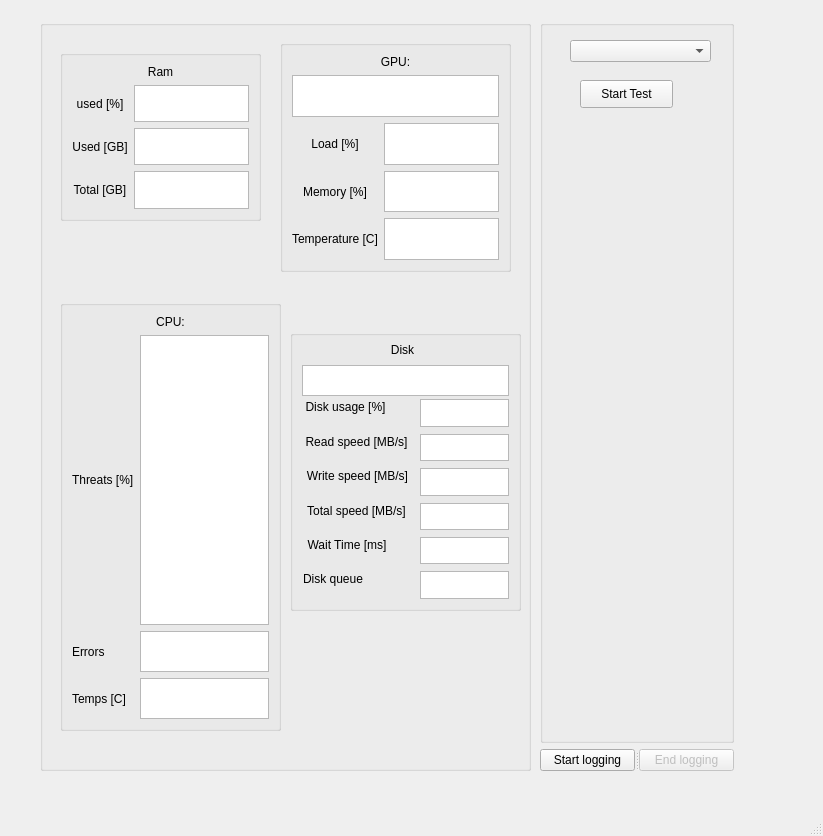
Before: the Qt Designer form gui.ui in Janders8/resource-monitor, drawn with Qt 5.
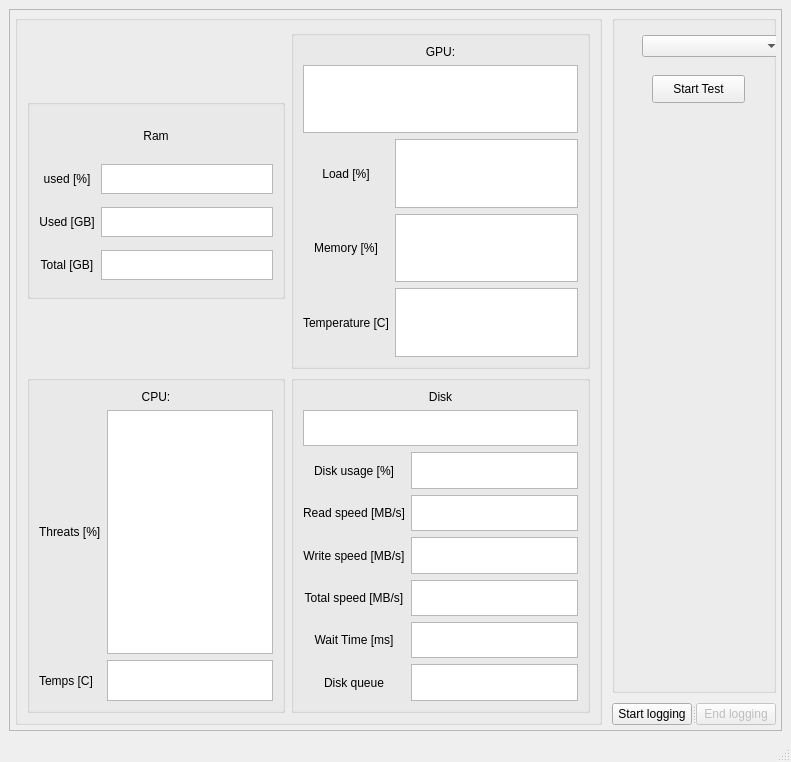
After: the same form once the commit is applied.

Commit message: gui rework and exceptions fix

What changed in the file:
```diff
--- a/gui.ui
+++ b/gui.ui
@@ -6,8 +6,8 @@
    <rect>
     <x>0</x>
     <y>0</y>
-    <width>823</width>
-    <height>836</height>
+    <width>791</width>
+    <height>762</height>
    </rect>
   </property>
   <property name="mouseTracking">
@@ -17,609 +17,525 @@
    <string>MainWindow</string>
   </property>
   <widget class="QWidget" name="centralwidget">
-   <widget class="QGroupBox" name="groupBox_5">
-    <property name="enabled">
-     <bool>true</bool>
-    </property>
-    <property name="geometry">
-     <rect>
-      <x>40</x>
-      <y>20</y>
-      <width>491</width>
-      <height>751</height>
-     </rect>
-    </property>
-    <property name="minimumSize">
-     <size>
-      <width>450</width>
-      <height>450</height>
-     </size>
-    </property>
-    <property name="baseSize">
-     <size>
-      <width>0</width>
-      <height>0</height>
-     </size>
-    </property>
-    <property name="title">
-     <string/>
-    </property>
-    <widget class="QGroupBox" name="groupBox">
-     <property name="geometry">
-      <rect>
-       <x>20</x>
-       <y>30</y>
-       <width>201</width>
-       <height>171</height>
-      </rect>
-     </property>
-     <property name="title">
-      <string/>
-     </property>
-     <layout class="QGridLayout" name="gridLayout">
-      <item row="2" column="1">
-       <widget class="QTextBrowser" name="textBrowserRamUsed"/>
-      </item>
-      <item row="0" column="0" colspan="2">
-       <widget class="QLabel" name="label_2">
-        <property name="autoFillBackground">
-         <bool>false</bool>
-        </property>
-        <property name="text">
-         <string>Ram</string>
-        </property>
-        <property name="alignment">
-         <set>Qt::AlignCenter</set>
-        </property>
-       </widget>
-      </item>
-      <item row="1" column="0">
-       <widget class="QLabel" name="label_5">
-        <property name="autoFillBackground">
-         <bool>false</bool>
-        </property>
-        <property name="text">
-         <string>used [%]</string>
-        </property>
-        <property name="alignment">
-         <set>Qt::AlignCenter</set>
-        </property>
-       </widget>
-      </item>
-      <item row="2" column="0">
-       <widget class="QLabel" name="label_4">
-        <property name="autoFillBackground">
-         <bool>false</bool>
-        </property>
-        <property name="text">
-         <string>Used [GB]</string>
-        </property>
-        <property name="alignment">
-         <set>Qt::AlignCenter</set>
-        </property>
-       </widget>
-      </item>
-      <item row="1" column="1">
-       <widget class="QTextBrowser" name="textBrowserRamPercent"/>
-      </item>
-      <item row="3" column="0">
-       <widget class="QLabel" name="label_6">
-        <property name="autoFillBackground">
-         <bool>false</bool>
-        </property>
-        <property name="text">
-         <string>Total [GB]</string>
-        </property>
-        <property name="alignment">
-         <set>Qt::AlignCenter</set>
-        </property>
-       </widget>
-      </item>
-      <item row="3" column="1">
-       <widget class="QTextBrowser" name="textBrowserRamTotal"/>
-      </item>
-     </layout>
-    </widget>
-    <widget class="QGroupBox" name="groupBox_2">
-     <property name="geometry">
-      <rect>
-       <x>20</x>
-       <y>280</y>
-       <width>221</width>
-       <height>431</height>
-      </rect>
-     </property>
-     <property name="title">
-      <string/>
-     </property>
-     <layout class="QGridLayout" name="gridLayout_2">
-      <item row="3" column="0">
-       <widget class="QLabel" name="label_7">
-        <property name="text">
-         <string>Temps [C]</string>
-        </property>
-       </widget>
-      </item>
-      <item row="1" column="1">
-       <widget class="QTextBrowser" name="textBrowserCpu">
-        <property name="enabled">
-         <bool>true</bool>
-        </property>
-        <property name="mouseTracking">
-         <bool>false</bool>
-        </property>
-        <property name="acceptDrops">
-         <bool>false</bool>
-        </property>
-        <property name="sizeAdjustPolicy">
-         <enum>QAbstractScrollArea::AdjustToContents</enum>
-        </property>
-       </widget>
-      </item>
-      <item row="3" column="1">
-       <widget class="QTextBrowser" name="textBrowserCpuTemp">
-        <property name="enabled">
-         <bool>true</bool>
-        </property>
-        <property name="maximumSize">
-         <size>
-          <width>256</width>
-          <height>41</height>
-         </size>
-        </property>
-        <property name="mouseTracking">
-         <bool>false</bool>
-        </property>
-        <property name="acceptDrops">
-         <bool>false</bool>
-        </property>
-        <property name="autoFillBackground">
-         <bool>false</bool>
-        </property>
-       </widget>
-      </item>
-      <item row="1" column="0">
-       <widget class="QLabel" name="label_3">
-        <property name="text">
-         <string>Threats [%]</string>
-        </property>
-       </widget>
-      </item>
-      <item row="2" column="1">
-       <widget class="QTextBrowser" name="textBrowserCpuErrors">
-        <property name="enabled">
-         <bool>true</bool>
-        </property>
-        <property name="maximumSize">
-         <size>
-          <width>256</width>
-          <height>41</height>
-         </size>
-        </property>
-        <property name="mouseTracking">
-         <bool>false</bool>
-        </property>
-        <property name="acceptDrops">
-         <bool>false</bool>
-        </property>
-        <property name="autoFillBackground">
-         <bool>false</bool>
-        </property>
-       </widget>
-      </item>
-      <item row="2" column="0">
-       <widget class="QLabel" name="label_8">
-        <property name="text">
-         <string>Errors</string>
-        </property>
-       </widget>
-      </item>
-      <item row="0" column="0" colspan="2">
-       <widget class="QLabel" name="label">
-        <property name="text">
-         <string>CPU:</string>
-        </property>
-        <property name="alignment">
-         <set>Qt::AlignCenter</set>
-        </property>
-       </widget>
-      </item>
-     </layout>
-    </widget>
-    <widget class="QGroupBox" name="groupBox_4">
-     <property name="geometry">
-      <rect>
-       <x>240</x>
-       <y>20</y>
-       <width>231</width>
-       <height>232</height>
-      </rect>
-     </property>
-     <property name="title">
-      <string/>
-     </property>
-     <layout class="QGridLayout" name="gridLayout_4">
-      <item row="2" column="1">
-       <widget class="QTextBrowser" name="textBrowserGpuLoad"/>
-      </item>
-      <item row="1" column="0" colspan="2">
-       <widget class="QTextBrowser" name="textBrowserGpuName"/>
-      </item>
-      <item row="3" column="0">
-       <widget class="QLabel" name="label_13">
-        <property name="autoFillBackground">
-         <bool>false</bool>
-        </property>
-        <property name="text">
-         <string>Memory [%]</string>
-        </property>
-        <property name="alignment">
-         <set>Qt::AlignCenter</set>
-        </property>
-       </widget>
-      </item>
-      <item row="2" column="0">
-       <widget class="QLabel" name="label_12">
-        <property name="autoFillBackground">
-         <bool>false</bool>
-        </property>
-        <property name="text">
-         <string>Load [%]</string>
-        </property>
-        <property name="alignment">
-         <set>Qt::AlignCenter</set>
-        </property>
-       </widget>
-      </item>
-      <item row="0" column="0" colspan="2">
-       <widget class="QLabel" name="label_11">
-        <property name="autoFillBackground">
-         <bool>false</bool>
-        </property>
-        <property name="text">
-         <string>GPU:</string>
-        </property>
-        <property name="alignment">
-         <set>Qt::AlignCenter</set>
-        </property>
-       </widget>
-      </item>
-      <item row="3" column="1">
-       <widget class="QTextBrowser" name="textBrowserGpuMemory"/>
-      </item>
-      <item row="4" column="0">
-       <widget class="QLabel" name="label_14">
-        <property name="autoFillBackground">
-         <bool>false</bool>
-        </property>
-        <property name="text">
-         <string>Temperature [C]</string>
-        </property>
-        <property name="alignment">
-         <set>Qt::AlignCenter</set>
-        </property>
-       </widget>
-      </item>
-      <item row="4" column="1">
-       <widget class="QTextBrowser" name="textBrowserGpuTemp"/>
-      </item>
-     </layout>
-    </widget>
-    <widget class="QGroupBox" name="groupBox_3">
-     <property name="geometry">
-      <rect>
-       <x>250</x>
-       <y>310</y>
-       <width>231</width>
-       <height>281</height>
-      </rect>
-     </property>
-     <property name="title">
-      <string/>
-     </property>
-     <widget class="QTextBrowser" name="textBrowserDiskWriteSpeed">
-      <property name="geometry">
-       <rect>
-        <x>130</x>
-        <y>138</y>
-        <width>89</width>
-        <height>28</height>
-       </rect>
+   <layout class="QGridLayout" name="gridLayout_8">
+    <item row="0" column="0">
+     <widget class="QScrollArea" name="scrollArea">
+      <property name="widgetResizable">
+       <bool>true</bool>
       </property>
-     </widget>
-     <widget class="QLabel" name="label_20">
-      <property name="geometry">
-       <rect>
-        <x>12</x>
-        <y>241</y>
-        <width>62</width>
-        <height>16</height>
-       </rect>
-      </property>
-      <property name="autoFillBackground">
-       <bool>false</bool>
-      </property>
-      <property name="text">
-       <string>Disk queue</string>
-      </property>
-      <property name="alignment">
-       <set>Qt::AlignCenter</set>
-      </property>
-     </widget>
-     <widget class="QLabel" name="label_15">
-      <property name="geometry">
-       <rect>
-        <x>12</x>
-        <y>104</y>
-        <width>109</width>
-        <height>16</height>
-       </rect>
-      </property>
-      <property name="autoFillBackground">
-       <bool>false</bool>
-      </property>
-      <property name="text">
-       <string>Read speed [MB/s]</string>
-      </property>
-      <property name="alignment">
-       <set>Qt::AlignCenter</set>
-      </property>
-     </widget>
-     <widget class="QTextBrowser" name="textBrowserDiskQueue">
-      <property name="geometry">
-       <rect>
-        <x>130</x>
-        <y>241</y>
-        <width>89</width>
-        <height>28</height>
-       </rect>
-      </property>
-     </widget>
-     <widget class="QLabel" name="label_19">
-      <property name="geometry">
-       <rect>
-        <x>12</x>
-        <y>207</y>
-        <width>90</width>
-        <height>16</height>
-       </rect>
-      </property>
-      <property name="autoFillBackground">
-       <bool>false</bool>
-      </property>
-      <property name="text">
-       <string>Wait Time [ms]</string>
-      </property>
-      <property name="alignment">
-       <set>Qt::AlignCenter</set>
-      </property>
-     </widget>
-     <widget class="QTextBrowser" name="textBrowserDiskTotalSpeed">
-      <property name="geometry">
-       <rect>
-        <x>130</x>
-        <y>173</y>
-        <width>89</width>
-        <height>27</height>
-       </rect>
-      </property>
-     </widget>
-     <widget class="QLabel" name="label_18">
-      <property name="geometry">
-       <rect>
-        <x>12</x>
-        <y>12</y>
-        <width>201</width>
-        <height>16</height>
-       </rect>
-      </property>
-      <property name="autoFillBackground">
-       <bool>false</bool>
-      </property>
-      <property name="text">
-       <string>Disk</string>
-      </property>
-      <property name="alignment">
-       <set>Qt::AlignCenter</set>
-      </property>
-     </widget>
-     <widget class="QTextBrowser" name="textBrowserDiskWaitTime">
-      <property name="geometry">
-       <rect>
-        <x>130</x>
-        <y>207</y>
-        <width>89</width>
-        <height>27</height>
-       </rect>
-      </property>
-     </widget>
-     <widget class="QLabel" name="label_16">
-      <property name="geometry">
-       <rect>
-        <x>12</x>
-        <y>138</y>
-        <width>111</width>
-        <height>16</height>
-       </rect>
-      </property>
-      <property name="autoFillBackground">
-       <bool>false</bool>
-      </property>
-      <property name="text">
-       <string>Write speed [MB/s]</string>
-      </property>
-      <property name="alignment">
-       <set>Qt::AlignCenter</set>
-      </property>
-     </widget>
-     <widget class="QTextBrowser" name="textBrowserDiskReadSpeed">
-      <property name="geometry">
-       <rect>
-        <x>130</x>
-        <y>104</y>
-        <width>89</width>
-        <height>27</height>
-       </rect>
-      </property>
-     </widget>
-     <widget class="QLabel" name="label_17">
-      <property name="geometry">
-       <rect>
-        <x>12</x>
-        <y>173</y>
-        <width>109</width>
-        <height>16</height>
-       </rect>
-      </property>
-      <property name="autoFillBackground">
-       <bool>false</bool>
-      </property>
-      <property name="text">
-       <string>Total speed [MB/s]</string>
-      </property>
-      <property name="alignment">
-       <set>Qt::AlignCenter</set>
-      </property>
-     </widget>
-     <widget class="QLabel" name="label_21">
-      <property name="geometry">
-       <rect>
-        <x>12</x>
-        <y>69</y>
-        <width>87</width>
-        <height>16</height>
-       </rect>
-      </property>
-      <property name="autoFillBackground">
-       <bool>false</bool>
-      </property>
-      <property name="text">
-       <string>Disk usage [%]</string>
-      </property>
-      <property name="alignment">
-       <set>Qt::AlignCenter</set>
-      </property>
-     </widget>
-     <widget class="QTextBrowser" name="textBrowserDiskUsage">
-      <property name="geometry">
-       <rect>
-        <x>130</x>
-        <y>69</y>
-        <width>89</width>
-        <height>28</height>
-       </rect>
-      </property>
-     </widget>
-     <widget class="QTextBrowser" name="textBrowserDiskModel">
-      <property name="geometry">
-       <rect>
-        <x>12</x>
-        <y>35</y>
-        <width>207</width>
-        <height>31</height>
-       </rect>
-      </property>
-      <property name="minimumSize">
-       <size>
-        <width>0</width>
-        <height>0</height>
-       </size>
-      </property>
-      <property name="baseSize">
-       <size>
-        <width>0</width>
-        <height>0</height>
-       </size>
-      </property>
-     </widget>
-    </widget>
-   </widget>
-   <widget class="QWidget" name="layoutWidget">
-    <property name="geometry">
-     <rect>
-      <x>540</x>
-      <y>20</y>
-      <width>194</width>
-      <height>751</height>
-     </rect>
-    </property>
-    <layout class="QGridLayout" name="gridLayout_5">
-     <item row="1" column="0">
-      <widget class="QSplitter" name="splitter">
-       <property name="sizePolicy">
-        <sizepolicy hsizetype="Expanding" vsizetype="Fixed">
-         <horstretch>0</horstretch>
-         <verstretch>0</verstretch>
-        </sizepolicy>
+      <widget class="QWidget" name="scrollAreaWidgetContents">
+       <property name="geometry">
+        <rect>
+         <x>0</x>
+         <y>0</y>
+         <width>767</width>
+         <height>687</height>
+        </rect>
        </property>
-       <property name="maximumSize">
-        <size>
-         <width>16777215</width>
-         <height>16777215</height>
-        </size>
-       </property>
-       <property name="orientation">
-        <enum>Qt::Horizontal</enum>
-       </property>
-       <widget class="QPushButton" name="StartLogging">
-        <property name="sizePolicy">
-         <sizepolicy hsizetype="Minimum" vsizetype="Fixed">
-          <horstretch>0</horstretch>
-          <verstretch>0</verstretch>
-         </sizepolicy>
+       <layout class="QGridLayout" name="gridLayout_3">
+        <property name="leftMargin">
+         <number>5</number>
         </property>
-        <property name="text">
-         <string>Start logging</string>
+        <property name="topMargin">
+         <number>5</number>
         </property>
-       </widget>
-       <widget class="QPushButton" name="EndLogging">
-        <property name="enabled">
-         <bool>false</bool>
+        <property name="rightMargin">
+         <number>5</number>
         </property>
-        <property name="text">
-         <string>End logging</string>
+        <property name="bottomMargin">
+         <number>5</number>
         </property>
-       </widget>
-      </widget>
-     </item>
-     <item row="0" column="0">
-      <widget class="QGroupBox" name="groupBox_6">
-       <property name="title">
-        <string/>
-       </property>
-       <widget class="QComboBox" name="comboBoxTests">
-        <property name="geometry">
-         <rect>
-          <x>30</x>
-          <y>20</y>
-          <width>141</width>
-          <height>22</height>
-         </rect>
+        <property name="spacing">
+         <number>10</number>
         </property>
-       </widget>
-       <widget class="QPushButton" name="startTest">
-        <property name="geometry">
-         <rect>
-          <x>40</x>
-          <y>60</y>
-          <width>93</width>
-          <height>28</height>
-         </rect>
-        </property>
-        <property name="sizePolicy">
-         <sizepolicy hsizetype="Minimum" vsizetype="Fixed">
-          <horstretch>0</horstretch>
-          <verstretch>0</verstretch>
-         </sizepolicy>
-        </property>
-        <property name="text">
-         <string>Start Test</string>
-        </property>
-       </widget>
+        <item row="0" column="1">
+         <layout class="QGridLayout" name="gridLayout_5">
+          <item row="1" column="0">
+           <widget class="QSplitter" name="splitter">
+            <property name="sizePolicy">
+             <sizepolicy hsizetype="Expanding" vsizetype="Fixed">
+              <horstretch>0</horstretch>
+              <verstretch>0</verstretch>
+             </sizepolicy>
+            </property>
+            <property name="maximumSize">
+             <size>
+              <width>16777215</width>
+              <height>16777215</height>
+             </size>
+            </property>
+            <property name="orientation">
+             <enum>Qt::Horizontal</enum>
+            </property>
+            <widget class="QPushButton" name="StartLogging">
+             <property name="sizePolicy">
+              <sizepolicy hsizetype="Minimum" vsizetype="Fixed">
+               <horstretch>0</horstretch>
+               <verstretch>0</verstretch>
+              </sizepolicy>
+             </property>
+             <property name="text">
+              <string>Start logging</string>
+             </property>
+            </widget>
+            <widget class="QPushButton" name="EndLogging">
+             <property name="enabled">
+              <bool>false</bool>
+             </property>
+             <property name="text">
+              <string>End logging</string>
+             </property>
+            </widget>
+           </widget>
+          </item>
+          <item row="0" column="0">
+           <widget class="QGroupBox" name="groupBox_6">
+            <property name="title">
+             <string/>
+            </property>
+            <widget class="QComboBox" name="comboBoxTests">
+             <property name="geometry">
+              <rect>
+               <x>30</x>
+               <y>20</y>
+               <width>141</width>
+               <height>22</height>
+              </rect>
+             </property>
+            </widget>
+            <widget class="QPushButton" name="startTest">
+             <property name="geometry">
+              <rect>
+               <x>40</x>
+               <y>60</y>
+               <width>93</width>
+               <height>28</height>
+              </rect>
+             </property>
+             <property name="sizePolicy">
+              <sizepolicy hsizetype="Minimum" vsizetype="Fixed">
+               <horstretch>0</horstretch>
+               <verstretch>0</verstretch>
+              </sizepolicy>
+             </property>
+             <property name="text">
+              <string>Start Test</string>
+             </property>
+            </widget>
+           </widget>
+          </item>
+         </layout>
+        </item>
+        <item row="0" column="0">
+         <widget class="QGroupBox" name="groupBox_5">
+          <property name="enabled">
+           <bool>true</bool>
+          </property>
+          <property name="minimumSize">
+           <size>
+            <width>450</width>
+            <height>450</height>
+           </size>
+          </property>
+          <property name="baseSize">
+           <size>
+            <width>0</width>
+            <height>0</height>
+           </size>
+          </property>
+          <property name="title">
+           <string/>
+          </property>
+          <layout class="QGridLayout" name="gridLayout_6">
+           <item row="0" column="1">
+            <widget class="QGroupBox" name="groupBox_4">
+             <property name="title">
+              <string/>
+             </property>
+             <layout class="QGridLayout" name="gridLayout_4">
+              <item row="3" column="1">
+               <widget class="QTextBrowser" name="textBrowserGpuMemory"/>
+              </item>
+              <item row="2" column="1">
+               <widget class="QTextBrowser" name="textBrowserGpuLoad"/>
+              </item>
+              <item row="0" column="0" colspan="2">
+               <widget class="QLabel" name="label_11">
+                <property name="autoFillBackground">
+                 <bool>false</bool>
+                </property>
+                <property name="text">
+                 <string>GPU:</string>
+                </property>
+                <property name="alignment">
+                 <set>Qt::AlignCenter</set>
+                </property>
+               </widget>
+              </item>
+              <item row="3" column="0">
+               <widget class="QLabel" name="label_13">
+                <property name="autoFillBackground">
+                 <bool>false</bool>
+                </property>
+                <property name="text">
+                 <string>Memory [%]</string>
+                </property>
+                <property name="alignment">
+                 <set>Qt::AlignCenter</set>
+                </property>
+               </widget>
+              </item>
+              <item row="4" column="1">
+               <widget class="QTextBrowser" name="textBrowserGpuTemp"/>
+              </item>
+              <item row="4" column="0">
+               <widget class="QLabel" name="label_14">
+                <property name="autoFillBackground">
+                 <bool>false</bool>
+                </property>
+                <property name="text">
+                 <string>Temperature [C]</string>
+                </property>
+                <property name="alignment">
+                 <set>Qt::AlignCenter</set>
+                </property>
+               </widget>
+              </item>
+              <item row="2" column="0">
+               <widget class="QLabel" name="label_12">
+                <property name="autoFillBackground">
+                 <bool>false</bool>
+                </property>
+                <property name="text">
+                 <string>Load [%]</string>
+                </property>
+                <property name="alignment">
+                 <set>Qt::AlignCenter</set>
+                </property>
+               </widget>
+              </item>
+              <item row="1" column="0" colspan="2">
+               <widget class="QTextBrowser" name="textBrowserGpuName"/>
+              </item>
+             </layout>
+            </widget>
+           </item>
+           <item row="0" column="0">
+            <widget class="QGroupBox" name="groupBox">
+             <property name="maximumSize">
+              <size>
+               <width>16777215</width>
+               <height>200</height>
+              </size>
+             </property>
+             <property name="title">
+              <string/>
+             </property>
+             <layout class="QGridLayout" name="gridLayout">
+              <item row="2" column="1">
+               <widget class="QTextBrowser" name="textBrowserRamUsed">
+                <property name="maximumSize">
+                 <size>
+                  <width>16777215</width>
+                  <height>30</height>
+                 </size>
+                </property>
+               </widget>
+              </item>
+              <item row="1" column="0">
+               <widget class="QLabel" name="label_5">
+                <property name="autoFillBackground">
+                 <bool>false</bool>
+                </property>
+                <property name="text">
+                 <string>used [%]</string>
+                </property>
+                <property name="alignment">
+                 <set>Qt::AlignCenter</set>
+                </property>
+               </widget>
+              </item>
+              <item row="1" column="1">
+               <widget class="QTextBrowser" name="textBrowserRamPercent">
+                <property name="maximumSize">
+                 <size>
+                  <width>16777215</width>
+                  <height>30</height>
+                 </size>
+                </property>
+               </widget>
+              </item>
+              <item row="3" column="0">
+               <widget class="QLabel" name="label_6">
+                <property name="autoFillBackground">
+                 <bool>false</bool>
+                </property>
+                <property name="text">
+                 <string>Total [GB]</string>
+                </property>
+                <property name="alignment">
+                 <set>Qt::AlignCenter</set>
+                </property>
+               </widget>
+              </item>
+              <item row="0" column="0" colspan="2">
+               <widget class="QLabel" name="label_2">
+                <property name="maximumSize">
+                 <size>
+                  <width>16777215</width>
+                  <height>30</height>
+                 </size>
+                </property>
+                <property name="autoFillBackground">
+                 <bool>false</bool>
+                </property>
+                <property name="text">
+                 <string>Ram</string>
+                </property>
+                <property name="alignment">
+                 <set>Qt::AlignCenter</set>
+                </property>
+               </widget>
+              </item>
+              <item row="2" column="0">
+               <widget class="QLabel" name="label_4">
+                <property name="autoFillBackground">
+                 <bool>false</bool>
+                </property>
+                <property name="text">
+                 <string>Used [GB]</string>
+                </property>
+                <property name="alignment">
+                 <set>Qt::AlignCenter</set>
+                </property>
+               </widget>
+              </item>
+              <item row="3" column="1">
+               <widget class="QTextBrowser" name="textBrowserRamTotal">
+                <property name="maximumSize">
+                 <size>
+                  <width>16777215</width>
+                  <height>30</height>
+                 </size>
+                </property>
+               </widget>
+              </item>
+             </layout>
+            </widget>
+           </item>
+           <item row="1" column="1">
+            <widget class="QGroupBox" name="groupBox_3">
+             <property name="title">
+              <string/>
+             </property>
+             <layout class="QGridLayout" name="gridLayout_7">
+              <item row="0" column="0" colspan="2">
+               <widget class="QLabel" name="label_18">
+                <property name="autoFillBackground">
+                 <bool>false</bool>
+                </property>
+                <property name="text">
+                 <string>Disk</string>
+                </property>
+                <property name="alignment">
+                 <set>Qt::AlignCenter</set>
+                </property>
+               </widget>
+              </item>
+              <item row="1" column="0" colspan="2">
+               <widget class="QTextBrowser" name="textBrowserDiskModel">
+                <property name="minimumSize">
+                 <size>
+                  <width>0</width>
+                  <height>0</height>
+                 </size>
+                </property>
+                <property name="baseSize">
+                 <size>
+                  <width>0</width>
+                  <height>0</height>
+                 </size>
+                </property>
+               </widget>
+              </item>
+              <item row="2" column="0">
+               <widget class="QLabel" name="label_21">
+                <property name="autoFillBackground">
+                 <bool>false</bool>
+                </property>
+                <property name="text">
+                 <string>Disk usage [%]</string>
+                </property>
+                <property name="alignment">
+                 <set>Qt::AlignCenter</set>
+                </property>
+               </widget>
+              </item>
+              <item row="2" column="1">
+               <widget class="QTextBrowser" name="textBrowserDiskUsage"/>
+              </item>
+              <item row="3" column="0">
+               <widget class="QLabel" name="label_15">
+                <property name="autoFillBackground">
+                 <bool>false</bool>
+                </property>
+                <property name="text">
+                 <string>Read speed [MB/s]</string>
+                </property>
+                <property name="alignment">
+                 <set>Qt::AlignCenter</set>
+                </property>
+               </widget>
+              </item>
+              <item row="3" column="1">
+               <widget class="QTextBrowser" name="textBrowserDiskReadSpeed"/>
+              </item>
+              <item row="4" column="0">
+               <widget class="QLabel" name="label_16">
+                <property name="autoFillBackground">
+                 <bool>false</bool>
+                </property>
+                <property name="text">
+                 <string>Write speed [MB/s]</string>
+                </property>
+                <property name="alignment">
+                 <set>Qt::AlignCenter</set>
+                </property>
+               </widget>
+              </item>
+              <item row="4" column="1">
+               <widget class="QTextBrowser" name="textBrowserDiskWriteSpeed"/>
+              </item>
+              <item row="5" column="0">
+               <widget class="QLabel" name="label_17">
+                <property name="autoFillBackground">
+                 <bool>false</bool>
+                </property>
+                <property name="text">
+                 <string>Total speed [MB/s]</string>
+                </property>
+                <property name="alignment">
+                 <set>Qt::AlignCenter</set>
+                </property>
+               </widget>
+              </item>
+              <item row="5" column="1">
+               <widget class="QTextBrowser" name="textBrowserDiskTotalSpeed"/>
+              </item>
+              <item row="6" column="0">
+               <widget class="QLabel" name="label_19">
+                <property name="autoFillBackground">
+                 <bool>false</bool>
+                </property>
+                <property name="text">
+                 <string>Wait Time [ms]</string>
+                </property>
+                <property name="alignment">
+                 <set>Qt::AlignCenter</set>
+                </property>
+               </widget>
+              </item>
+              <item row="6" column="1">
+               <widget class="QTextBrowser" name="textBrowserDiskWaitTime"/>
+              </item>
+              <item row="7" column="0">
+               <widget class="QLabel" name="label_20">
+                <property name="autoFillBackground">
+                 <bool>false</bool>
+                </property>
+                <property name="text">
+                 <string>Disk queue</string>
+                </property>
+                <property name="alignment">
+                 <set>Qt::AlignCenter</set>
+                </property>
+               </widget>
+              </item>
+              <item row="7" column="1">
+               <widget class="QTextBrowser" name="textBrowserDiskQueue"/>
+              </item>
+             </layout>
+            </widget>
+           </item>
+           <item row="1" column="0">
+            <widget class="QGroupBox" name="groupBox_2">
+             <property name="title">
+              <string/>
+             </property>
+             <layout class="QGridLayout" name="gridLayout_2">
+              <item row="0" column="0" colspan="2">
+               <widget class="QLabel" name="label">
+                <property name="text">
+                 <string>CPU:</string>
+                </property>
+                <property name="alignment">
+                 <set>Qt::AlignCenter</set>
+                </property>
+               </widget>
+              </item>
+              <item row="2" column="1">
+               <widget class="QTextBrowser" name="textBrowserCpuTemp">
+                <property name="enabled">
+                 <bool>true</bool>
+                </property>
+                <property name="maximumSize">
+                 <size>
+                  <width>256</width>
+                  <height>41</height>
+                 </size>
+                </property>
+                <property name="mouseTracking">
+                 <bool>false</bool>
+                </property>
+                <property name="acceptDrops">
+                 <bool>false</bool>
+                </property>
+                <property name="autoFillBackground">
+                 <bool>false</bool>
+                </property>
+               </widget>
+              </item>
+              <item row="1" column="1">
+               <widget class="QTextBrowser" name="textBrowserCpu">
+                <property name="enabled">
+                 <bool>true</bool>
+                </property>
+                <property name="mouseTracking">
+                 <bool>false</bool>
+                </property>
+                <property name="acceptDrops">
+                 <bool>false</bool>
+                </property>
+                <property name="sizeAdjustPolicy">
+                 <enum>QAbstractScrollArea::AdjustToContents</enum>
+                </property>
+               </widget>
+              </item>
+              <item row="2" column="0">
+               <widget class="QLabel" name="label_7">
+                <property name="text">
+                 <string>Temps [C]</string>
+                </property>
+               </widget>
+              </item>
+              <item row="1" column="0">
+               <widget class="QLabel" name="label_3">
+                <property name="text">
+                 <string>Threats [%]</string>
+                </property>
+               </widget>
+              </item>
+             </layout>
+            </widget>
+           </item>
+          </layout>
+         </widget>
+        </item>
+       </layout>
       </widget>
-     </item>
-    </layout>
-   </widget>
+     </widget>
+    </item>
+   </layout>
   </widget>
   <widget class="QMenuBar" name="menubar">
    <property name="geometry">
```
Left out of the diff: 2 changed lines with no effect on the pictures. The commit also changes 3 other files.
